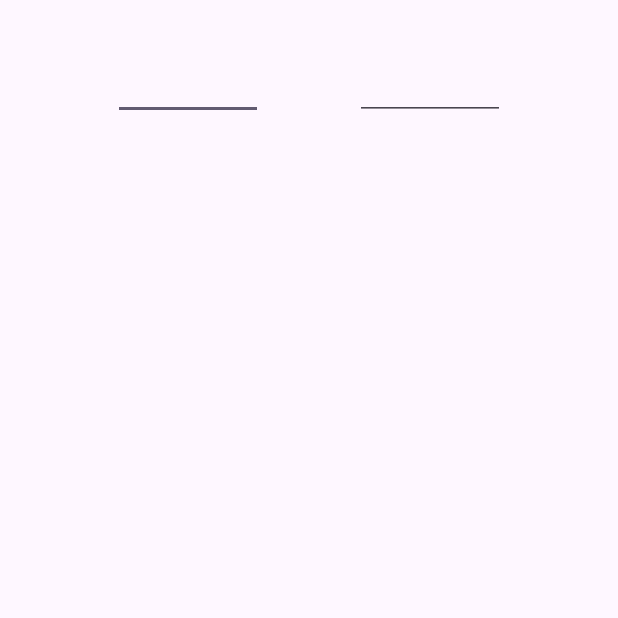
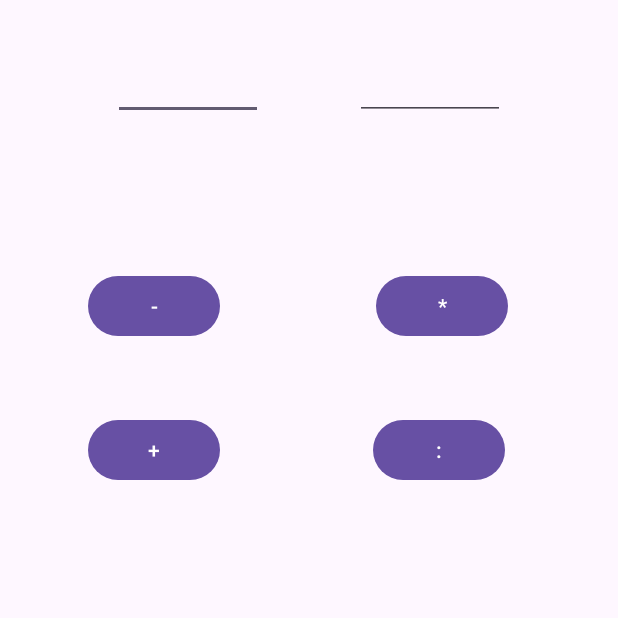
Before and after one commit to AdiZupnik/SimpleCalculator-, an Android app: the screen it shows after launch (MainActivity), on a phone screen of 412 x 824 dp, the top half of it. Before the commit the part shown is almost empty. Run offline under Robolectric (Android 15) with nearby library versions, the phone set to English and light mode, and no system bars.

Commit message:
finshed style

```diff
--- a/app/src/main/java/com/example/simplecalculator/MainActivity.java
+++ b/app/src/main/java/com/example/simplecalculator/MainActivity.java
@@ -3,6 +3,7 @@ package com.example.simplecalculator;
 import androidx.appcompat.app.AppCompatActivity;
 
 import android.os.Bundle;
+import android.view.View;
 
 public class MainActivity extends AppCompatActivity {
 
@@ -11,4 +12,7 @@ public class MainActivity extends AppCompatActivity {
         super.onCreate(savedInstanceState);
         setContentView(R.layout.activity_main);
     }
+
+    public void onBtnClicked(View view) {
+    }
 }
--- a/app/src/main/res/layout/activity_main.xml
+++ b/app/src/main/res/layout/activity_main.xml
@@ -32,4 +32,64 @@
         app:layout_constraintVertical_bias="1.0"
         android:gravity="center" />
 
+    <Button
+        android:id="@+id/btnPlus"
+        android:layout_width="wrap_content"
+        android:layout_height="wrap_content"
+        android:layout_marginTop="196dp"
+        android:onClick="onBtnClicked"
+        android:text="+"
+        app:layout_constraintEnd_toEndOf="parent"
+        app:layout_constraintHorizontal_bias="0.182"
+        app:layout_constraintStart_toStartOf="parent"
+        app:layout_constraintTop_toBottomOf="@+id/Num2" />
+
+    <Button
+        android:id="@+id/btnMinus"
+        android:layout_width="wrap_content"
+        android:layout_height="wrap_content"
+        android:layout_marginTop="100dp"
+        android:onClick="onBtnClicked"
+        android:text="-"
+        app:layout_constraintEnd_toEndOf="parent"
+        app:layout_constraintHorizontal_bias="0.182"
+        app:layout_constraintStart_toStartOf="parent"
+        app:layout_constraintTop_toBottomOf="@+id/Num2" />
+
+    <Button
+        android:id="@+id/btnMult"
+        android:layout_width="wrap_content"
+        android:layout_height="wrap_content"
+        android:layout_marginTop="100dp"
+        android:onClick="onBtnClicked"
+        android:text="*"
+        app:layout_constraintEnd_toEndOf="parent"
+        app:layout_constraintHorizontal_bias="0.773"
+        app:layout_constraintStart_toStartOf="parent"
+        app:layout_constraintTop_toBottomOf="@+id/Num2" />
+
+    <Button
+        android:id="@+id/btnDiv"
+        android:layout_width="wrap_content"
+        android:layout_height="wrap_content"
+        android:layout_marginTop="196dp"
+        android:onClick="onBtnClicked"
+        android:text=":"
+        app:layout_constraintEnd_toEndOf="parent"
+        app:layout_constraintHorizontal_bias="0.767"
+        app:layout_constraintStart_toStartOf="parent"
+        app:layout_constraintTop_toBottomOf="@+id/Num2" />
+
+    <TextView
+        android:id="@+id/tvResult"
+        android:layout_width="145dp"
+        android:layout_height="68dp"
+        app:layout_constraintBottom_toBottomOf="parent"
+        app:layout_constraintEnd_toEndOf="parent"
+        app:layout_constraintHorizontal_bias="0.501"
+        app:layout_constraintStart_toStartOf="parent"
+        app:layout_constraintTop_toTopOf="parent"
+        app:layout_constraintVertical_bias="0.657" />
+
+
 </androidx.constraintlayout.widget.ConstraintLayout>
```
